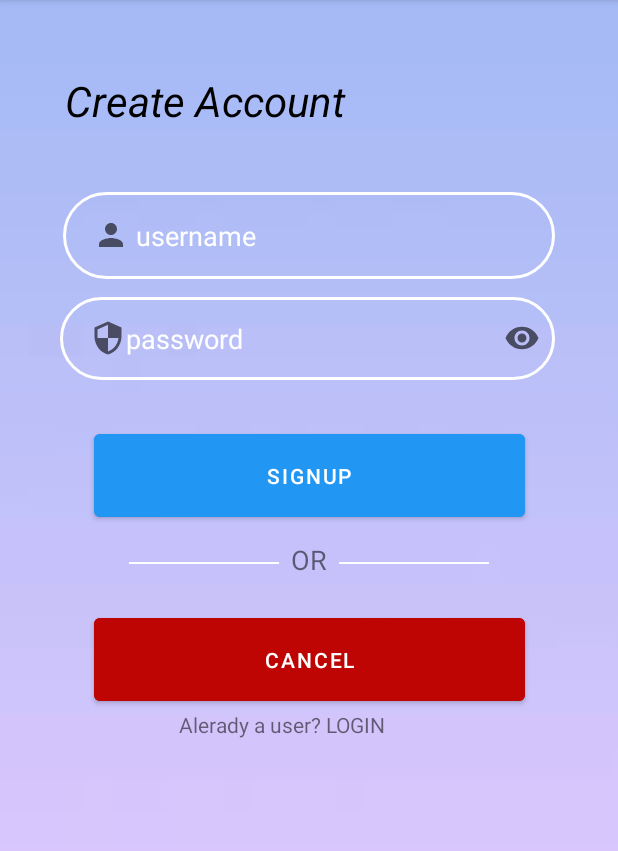
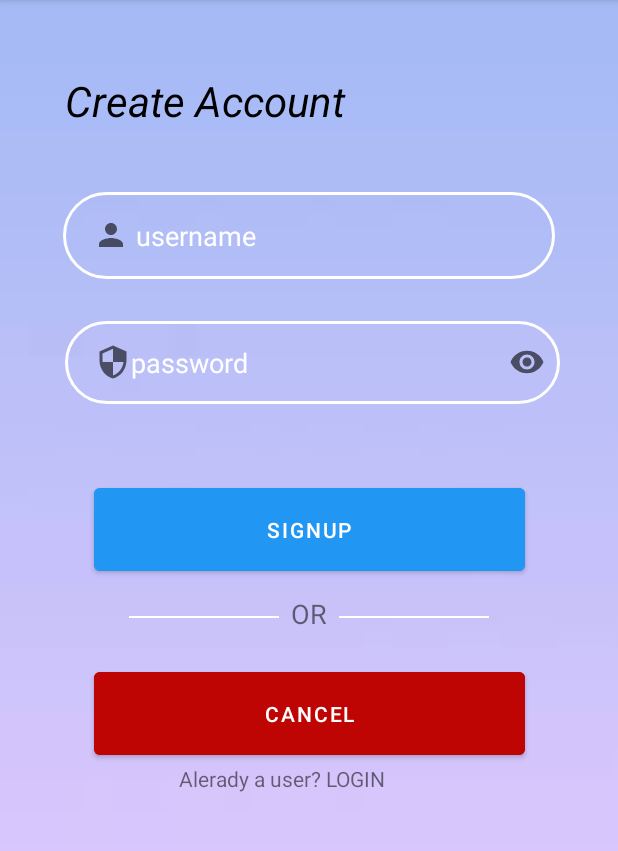
Before and after one commit to Autiobook/Autiobook, an Android app: the SignupActivity screen opened directly, with no data from a screen before it, on a phone screen of 412 x 824 dp, the part 84-935 px from its top. Run offline under Robolectric (Android 15) with nearby library versions, the phone set to English and light mode, and no system bars; libraries missing offline, so code that uses them is left out: com.parse.

Commit message:
cancel button change

```diff
--- a/app/src/main/java/com/example/autiobook/SignupActivity.java
+++ b/app/src/main/java/com/example/autiobook/SignupActivity.java
@@ -4,10 +4,13 @@ import androidx.appcompat.app.AppCompatActivity;
 
 import android.content.Intent;
 import android.os.Bundle;
+import android.text.method.PasswordTransformationMethod;
 import android.util.Log;
+import android.view.MotionEvent;
 import android.view.View;
 import android.widget.Button;
 import android.widget.EditText;
+import android.widget.TextView;
 import android.widget.Toast;
 
 import com.parse.ParseException;
@@ -20,6 +23,9 @@ public class SignupActivity extends AppCompatActivity {
     EditText etUsernameSignup;
     EditText etPasswordSignup;
     Button btnSignup;
+    Boolean showPass;
+    Button btnCancel;
+    TextView tvLogin;
 
     @Override
     protected void onCreate(Bundle savedInstanceState) {
@@ -29,6 +35,23 @@ public class SignupActivity extends AppCompatActivity {
         etUsernameSignup = findViewById(R.id.etUsername);
         etPasswordSignup = findViewById(R.id.etPassword);
         btnSignup = findViewById(R.id.btnSignup);
+        tvLogin = findViewById(R.id.tvLogin);
+        btnCancel = findViewById(R.id.btnCancel);
+        showPass = false;
+
+        btnCancel.setOnClickListener(new View.OnClickListener() {
+            @Override
+            public void onClick(View view) {
+                goLoginActivity();
+            }
+        });
+
+        tvLogin.setOnClickListener(new View.OnClickListener() {
+            @Override
+            public void onClick(View view) {
+                goLoginActivity();
+            }
+        });
 
         btnSignup.setOnClickListener(new View.OnClickListener() {
             @Override
@@ -37,6 +60,34 @@ public class SignupActivity extends AppCompatActivity {
                 String username = etUsernameSignup.getText().toString();
                 String password = etPasswordSignup.getText().toString();
                 Signup(username, password);
+            }
+        });
+
+        etPasswordSignup.setOnTouchListener(new View.OnTouchListener() {
+            @Override
+            public boolean onTouch(View v, MotionEvent event) {
+                final int DRAWABLE_LEFT = 0;
+                final int DRAWABLE_TOP = 1;
+                final int DRAWABLE_RIGHT = 2;
+                final int DRAWABLE_BOTTOM = 3;
+
+                if(event.getAction() == MotionEvent.ACTION_UP) {
+                    if(event.getRawX() >= (etPasswordSignup.getRight() - etPasswordSignup.getCompoundDrawables()[DRAWABLE_RIGHT].getBounds().width())) {
+                        // your action here
+                        if(showPass) {
+                            //hide password
+                            etPasswordSignup.setTransformationMethod(new PasswordTransformationMethod());
+                            showPass = !showPass;
+                        }
+                        else {
+                            //show pass
+                            etPasswordSignup.setTransformationMethod(null);
+                            showPass = !showPass;
+                        }
+                        return true;
+                    }
+                }
+                return false;
             }
         });
     }
--- a/app/src/main/res/layout/activity_signup.xml
+++ b/app/src/main/res/layout/activity_signup.xml
@@ -6,6 +6,23 @@
     android:layout_height="match_parent"
     android:background="@drawable/images"
     tools:context=".SignupActivity">
+
+    <TextView
+        android:id="@+id/textView"
+        android:layout_width="324dp"
+        android:layout_height="80dp"
+        android:backgroundTint="@color/white"
+        android:text="Create Account"
+
+        android:textColor="#000000"
+        android:textSize="28sp"
+        android:textStyle="italic"
+        app:layout_constraintBottom_toTopOf="@+id/etUsername"
+        app:layout_constraintEnd_toEndOf="parent"
+        app:layout_constraintHorizontal_bias="0.496"
+        app:layout_constraintStart_toStartOf="parent"
+        app:layout_constraintTop_toTopOf="parent"
+        app:layout_constraintVertical_bias="1.0" />
 
     <EditText
         android:id="@+id/etUsername"
@@ -26,50 +43,29 @@
         app:layout_constraintStart_toStartOf="parent"
         app:layout_constraintTop_toTopOf="parent" />
 
-    <TextView
-        android:id="@+id/textView"
-        android:layout_width="324dp"
-        android:layout_height="80dp"
-        android:backgroundTint="@color/white"
-        android:text="Create Account"
+<!--    <com.google.android.material.textfield.TextInputLayout-->
+<!--        android:layout_width="wrap_content"-->
+<!--        android:layout_height="wrap_content"-->
+<!--        android:hint="password"-->
+<!--        android:background="@drawable/input_bg"-->
+<!--        android:drawableLeft="@drawable/ic_security"-->
+<!--        android:drawableRight="@drawable/ic_baseline_remove_red_eye_24"-->
+<!--        android:textColor="@color/white"-->
+<!--        android:textColorHint="@color/white">-->
 
-        android:textColor="#000000"
-        android:textSize="28sp"
-        android:textStyle="italic"
-        app:layout_constraintBottom_toTopOf="@+id/etUsername"
-        app:layout_constraintEnd_toEndOf="parent"
-        app:layout_constraintHorizontal_bias="0.496"
-        app:layout_constraintStart_toStartOf="parent"
-        app:layout_constraintTop_toTopOf="parent"
-        app:layout_constraintVertical_bias="1.0" />
+<!--        <com.google.android.material.textfield.TextInputEditText-->
+<!--            android:layout_width="328dp"-->
+<!--            android:layout_height="58dp"-->
+<!--            android:ems="15"-->
+<!--            android:inputType="textPassword" />-->
 
-    <EditText
-        android:id="@+id/etPassword"
-        android:layout_width="330dp"
-        android:layout_height="55dp"
-        android:layout_marginTop="12dp"
-        android:background="@drawable/input_bg"
-        android:drawableLeft="@drawable/ic_security"
-        android:drawableRight="@drawable/ic_baseline_remove_red_eye_24"
-        android:ems="10"
-        android:hint="password"
-        android:inputType="textPersonName|textPassword"
-        android:paddingLeft="20dp"
-        android:paddingTop="10dp"
-        android:paddingRight="10dp"
-        android:paddingBottom="10dp"
-        android:textColor="@color/white"
-        android:textColorHint="@color/white"
-        app:layout_constraintEnd_toEndOf="parent"
-        app:layout_constraintHorizontal_bias="0.486"
-        app:layout_constraintStart_toStartOf="parent"
-        app:layout_constraintTop_toBottomOf="@+id/etUsername" />
+<!--    </com.google.android.material.textfield.TextInputLayout>-->
 
     <Button
         android:id="@+id/btnSignup"
         android:layout_width="287dp"
         android:layout_height="67dp"
-        android:layout_marginTop="30dp"
+        android:layout_marginTop="50dp"
         android:backgroundTint="#2196F3"
         android:text="Signup"
         app:layout_constraintEnd_toEndOf="parent"
@@ -118,7 +114,7 @@
         tools:ignore="MissingConstraints" />
 
     <Button
-        android:id="@+id/button"
+        android:id="@+id/btnCancel"
         android:layout_width="287dp"
         android:layout_height="67dp"
         android:layout_marginTop="10dp"
@@ -129,13 +125,35 @@
         app:layout_constraintTop_toBottomOf="@+id/textView2" />
 
     <TextView
-        android:id="@+id/textView3"
+        android:id="@+id/tvLogin"
         android:layout_width="172dp"
         android:layout_height="44dp"
         android:text="Alerady a user? LOGIN"
         app:layout_constraintEnd_toEndOf="parent"
         app:layout_constraintHorizontal_bias="0.497"
         app:layout_constraintStart_toStartOf="parent"
-        app:layout_constraintTop_toBottomOf="@+id/button" />
+        app:layout_constraintTop_toBottomOf="@+id/btnCancel" />
+
+    <EditText
+        android:id="@+id/etPassword"
+        android:layout_width="330dp"
+        android:layout_height="55dp"
+        android:layout_marginTop="28dp"
+        android:background="@drawable/input_bg"
+        android:drawableLeft="@drawable/ic_security"
+        android:drawableRight="@drawable/ic_baseline_remove_red_eye_24"
+        android:ems="10"
+        android:hint="password"
+        android:inputType="textPersonName|textPassword"
+        android:paddingLeft="20dp"
+        android:paddingTop="10dp"
+        android:paddingRight="10dp"
+        android:paddingBottom="10dp"
+        android:textColor="@color/white"
+        android:textColorHint="@color/white"
+        app:layout_constraintEnd_toEndOf="parent"
+        app:layout_constraintHorizontal_bias="0.53"
+        app:layout_constraintStart_toStartOf="parent"
+        app:layout_constraintTop_toBottomOf="@+id/etUsername" />
 
 </androidx.constraintlayout.widget.ConstraintLayout>
```
